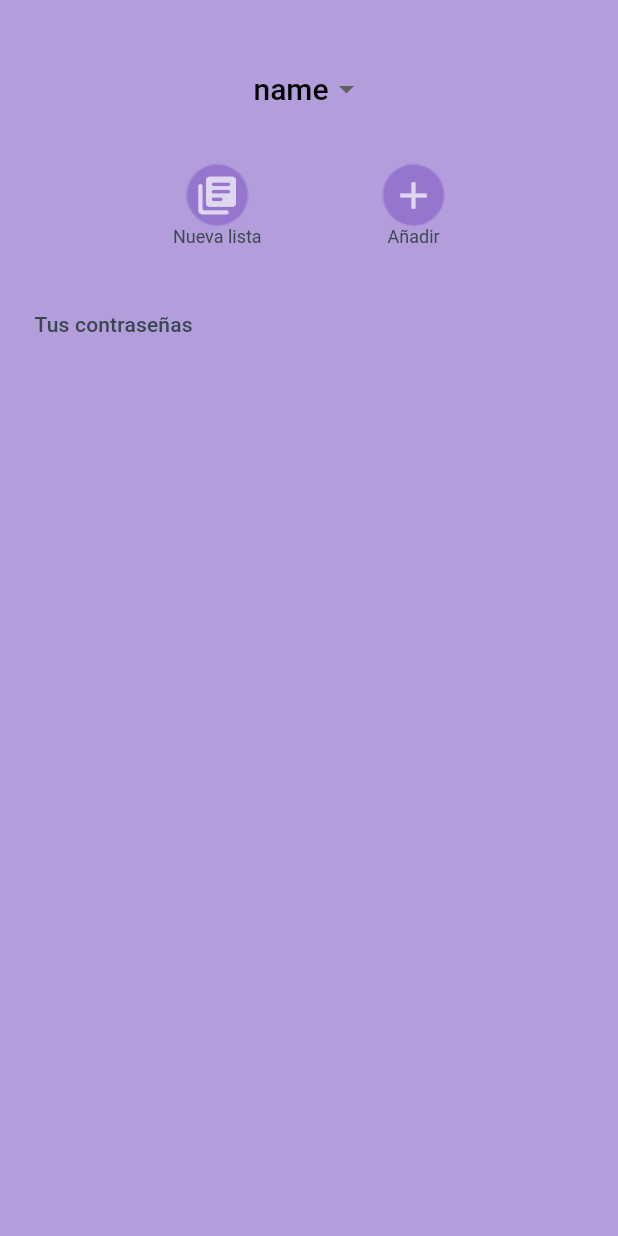
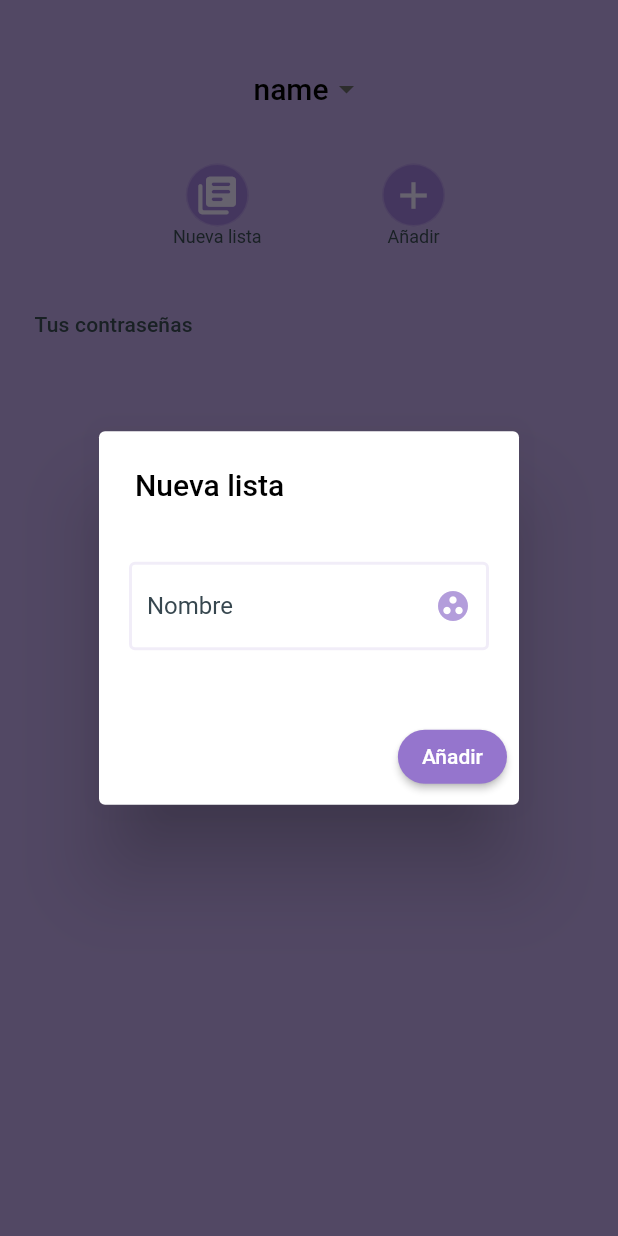
Before and after one commit to xJJALx/pass_gestor, a Flutter app: the screen it shows after launch, after a tap on "Nueva lista", on a phone screen of 412 x 824 dp. Run offline on Flutter 3.47's test engine with Material 2 defaults, Android fonts, the phone set to English and light mode, and no system bars; network calls fail.

Commit message:
Add groups

```diff
--- a/lib/data/models/group.dart
+++ b/lib/data/models/group.dart
@@ -14,4 +14,25 @@ class Group {
     this.dateModify,
     this.active = true,
   });
+
+
+  // Model: GroupResponse
+  factory Group.fromJson(Map<String, dynamic> json) => Group(
+        id: json["id"],
+        uid: json["uid"],
+        name: json["name"],
+        dateCreation: DateTime.parse(json["dateCreation"]),
+        dateModify: json["dateModify"],
+        active: json["active"] ?? true,
+      );
+
+  // Model: GroupResponse
+  Map<String, dynamic> toJson() => {
+        "id": id,
+        "uid": uid,
+        "name": name,
+        "dateCreation": dateCreation,
+        "dateModify": dateModify,
+        "active": active,
+      };
 }
--- /dev/null
+++ b/lib/data/models/group_response.dart
@@ -0,0 +1,27 @@
+import 'dart:convert';
+import 'package:pass_gestor/data/models/models.dart';
+
+
+GroupResponse groupResponseFromJson(String str) => GroupResponse.fromJson(json.decode(str));
+
+String groupResponseToJson(GroupResponse data) => json.encode(data.toJson());
+
+class GroupResponse {
+    GroupResponse({
+        required this.ok,
+        required this.group,
+    });
+
+    bool ok;
+    Group group;
+
+    factory GroupResponse.fromJson(Map<String, dynamic> json) => GroupResponse(
+        ok: json["ok"],
+        group: Group.fromJson(json["group"]),
+    );
+
+    Map<String, dynamic> toJson() => {
+        "ok": ok,
+        "group": group.toJson(),
+    };
+}
--- a/lib/data/models/models.dart
+++ b/lib/data/models/models.dart
@@ -2,3 +2,4 @@
 export 'package:pass_gestor/data/models/password.dart';
 export 'package:pass_gestor/data/models/group.dart';
 export 'package:pass_gestor/data/models/password_response.dart';
+export 'package:pass_gestor/data/models/group_response.dart';
--- a/lib/data/models/password.dart
+++ b/lib/data/models/password.dart
@@ -33,9 +33,9 @@ class Password {
 
   // Model: PasswordResponse
   Map<String, dynamic> toJson() => {
+        "id": id,
         "listpassId": listpassId,
         "name": name,
-        "id": id,
         "password": password,
         "dateCreation": dateCreation,
         "dateModify": dateModify,
--- a/lib/ui/screens/home/home.dart
+++ b/lib/ui/screens/home/home.dart
@@ -31,14 +31,17 @@ class _PassControl extends StatefulWidget {
 }
 
 class _PassControlState extends State<_PassControl> {
+  final GlobalKey<_CustomInputState> _groupChildKey = GlobalKey();
   final GlobalKey<_CustomInputState> _nameChildKey = GlobalKey();
   final GlobalKey<_CustomInputState> _passChildKey = GlobalKey();
 
+  TextEditingController groupCtrl = TextEditingController();
   TextEditingController nameCtrl = TextEditingController();
   TextEditingController passCtrl = TextEditingController();
 
   @override
   void dispose() {
+    groupCtrl.dispose();
     nameCtrl.dispose();
     passCtrl.dispose();
     super.dispose();
@@ -66,11 +69,8 @@ class _PassControlState extends State<_PassControl> {
             mainAxisAlignment: MainAxisAlignment.spaceEvenly,
             children: [
               GestureDetector(
-                onTap: (() {}),
-                child: const CircleAction(
-                  icon: Icons.library_books_rounded,
-                  text: 'Nueva lista',
-                ),
+                onTap: (() => _addGroup()),
+                child: const CircleAction(icon: Icons.library_books_rounded, text: 'Nueva lista'),
               ),
               GestureDetector(
                 onTap: (() => _addPass()),
@@ -80,6 +80,69 @@ class _PassControlState extends State<_PassControl> {
           ),
         ],
       ),
+    );
+  }
+
+  Future<dynamic> _addGroup() {
+    return showDialog(
+      context: context,
+      builder: ((context) {
+        // return StatefulBuilder(builder: (context, StateSetter setState) {
+        return AlertDialog(
+          title: const Text('Nueva lista'),
+          actions: [
+            Padding(
+              padding: const EdgeInsets.all(12),
+              child: Column(
+                children: [
+                  CustomInput(
+                    key: _groupChildKey,
+                    controller: groupCtrl,
+                    name: 'Nombre',
+                    icon: Icons.group_work_rounded,
+                  ),
+                ],
+              ),
+            ),
+            const SizedBox(height: 35),
+            ElevatedButton(
+              onPressed: () async {
+                final passProvider = Provider.of<PassProvider>(context, listen: false);
+
+                if (groupCtrl.text.isEmpty) _groupChildKey.currentState!.validateInput();
+
+                if (groupCtrl.text.isNotEmpty) {
+                  Group newGroup = Group(
+                    id: '',
+                    uid: 'UID', // TODO: UID UserProvider?
+                    name: groupCtrl.text,
+                    dateCreation: DateTime.now(),
+                  );
+
+                  final groupAdded = await passProvider.addGroup(newGroup);
+
+                  if (groupAdded) {
+                    groupCtrl.clear();
+                    if (!mounted) return; // https://stackoverflow.com/questions/68871880/do-not-use-buildcontexts-across-async-gaps
+                    Navigator.pop(context);
+
+                    _showConfirmation('Lista añadida');
+                  } else {
+                    _showError('Ha ocurrido un error');
+                  }
+                }
+              },
+              style: ElevatedButton.styleFrom(
+                backgroundColor: Theme.of(context).hintColor,
+                foregroundColor: Colors.white,
+                shape: const StadiumBorder(),
+              ),
+              child: const Text('Añadir'),
+            )
+          ],
+        );
+        // });
+      }),
     );
   }
 
```
Also changed, not shown: lib/ui/providers/pass_provider.dart (+32 -9 lines), 1 other file.
